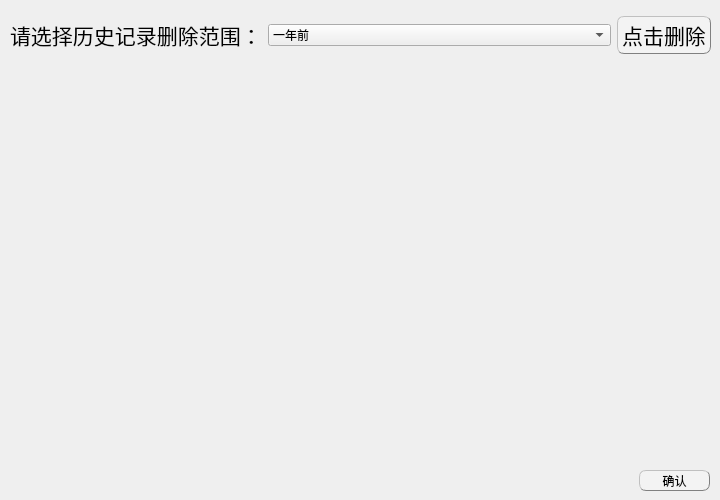
This is historyshow.ui in EsZHU/QtExamSystem as Qt 5 draws it before an edit. The edited form follows.
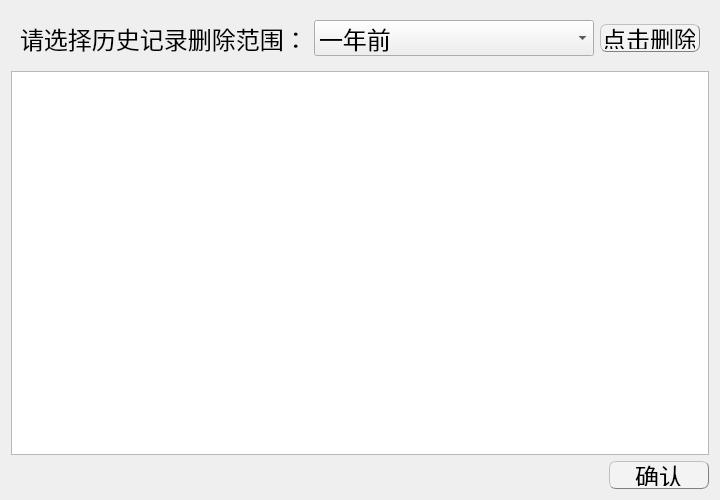
This is the edited form.

```diff
--- a/historyshow.ui
+++ b/historyshow.ui
@@ -31,25 +31,9 @@
   <property name="windowTitle">
    <string>Dialog</string>
   </property>
-  <widget class="QWidget" name="widget" native="true">
-   <property name="geometry">
-    <rect>
-     <x>10</x>
-     <y>69</y>
-     <width>701</width>
-     <height>391</height>
-    </rect>
-   </property>
-  </widget>
+  <layout class="QGridLayout" name="gridLayout" rowstretch="0,0,0,0,0">
+   <item row="0" column="0" colspan="2">
   <widget class="QWidget" name="widget_2" native="true">
-   <property name="geometry">
-    <rect>
-     <x>10</x>
-     <y>10</y>
-     <width>701</width>
-     <height>50</height>
-    </rect>
-   </property>
    <layout class="QHBoxLayout" name="horizontalLayout">
     <item>
      <widget class="QLabel" name="label">
@@ -61,7 +45,7 @@
       </property>
       <property name="font">
        <font>
-        <pointsize>16</pointsize>
+          <pointsize>18</pointsize>
        </font>
       </property>
       <property name="text">
@@ -71,6 +55,11 @@
     </item>
     <item>
      <widget class="QComboBox" name="comboBox">
+        <property name="font">
+         <font>
+          <pointsize>18</pointsize>
+         </font>
+        </property>
       <item>
        <property name="text">
         <string>一年前</string>
@@ -106,9 +95,21 @@
         <verstretch>0</verstretch>
        </sizepolicy>
       </property>
+        <property name="minimumSize">
+         <size>
+          <width>100</width>
+          <height>28</height>
+         </size>
+        </property>
+        <property name="maximumSize">
+         <size>
+          <width>100</width>
+          <height>28</height>
+         </size>
+        </property>
       <property name="font">
        <font>
-        <pointsize>16</pointsize>
+          <pointsize>18</pointsize>
        </font>
       </property>
       <property name="styleSheet">
@@ -123,14 +124,34 @@
     </item>
    </layout>
   </widget>
+   </item>
+   <item row="1" column="0" colspan="2">
+    <widget class="QTableWidget" name="tableWidget">
+     <property name="font">
+      <font>
+       <pointsize>18</pointsize>
+      </font>
+     </property>
+    </widget>
+   </item>
+   <item row="2" column="1">
   <widget class="QPushButton" name="closeButton">
-   <property name="geometry">
-    <rect>
-     <x>639</x>
-     <y>470</y>
-     <width>71</width>
-     <height>21</height>
-    </rect>
+     <property name="minimumSize">
+      <size>
+       <width>100</width>
+       <height>28</height>
+      </size>
+     </property>
+     <property name="maximumSize">
+      <size>
+       <width>100</width>
+       <height>28</height>
+      </size>
+     </property>
+     <property name="font">
+      <font>
+       <pointsize>18</pointsize>
+      </font>
    </property>
    <property name="styleSheet">
     <string notr="true">QPushButton{background-color: rgb(243, 243, 243);border:0.5px groove gray;border-radius:7px;padding:2px 4px;border-style: outset;}
@@ -141,6 +162,21 @@
     <string>确认</string>
    </property>
   </widget>
+   </item>
+   <item row="2" column="0">
+    <spacer name="horizontalSpacer">
+     <property name="orientation">
+      <enum>Qt::Horizontal</enum>
+     </property>
+     <property name="sizeHint" stdset="0">
+      <size>
+       <width>40</width>
+       <height>20</height>
+      </size>
+     </property>
+    </spacer>
+   </item>
+  </layout>
  </widget>
  <resources/>
  <connections/>
```
Lines whose indentation alone changed are shown as unchanged.
